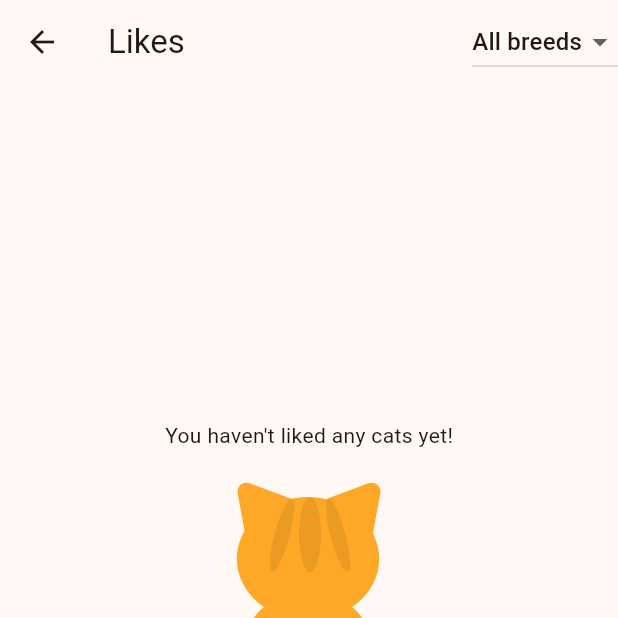
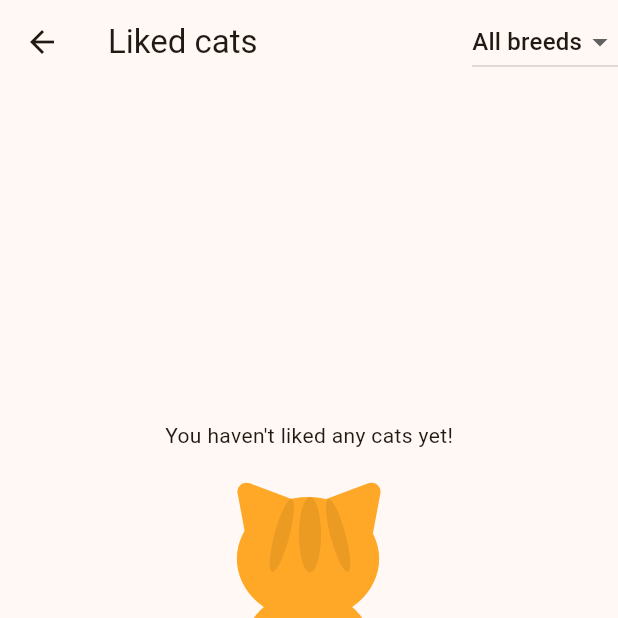
Before and after one commit to makar-with-tea/catinder, a Flutter app: the LikedCatsScreen screen opened directly with empty values, on a phone screen of 412 x 824 dp, the top half of it. Run offline on Flutter 3.47's test engine with Material 3 defaults, Android fonts, the phone set to English and light mode, and no system bars; our stand-ins replace cached_network_image, flutter_bloc, flutter_dotenv, flutter_secure_storage, flutter_svg, get_it; accounts and stored records are empty; generated files the repository leaves out were written again; network calls fail.

Commit message:
updated liked cats text

```diff
--- a/lib/l10n/intl_en.arb
+++ b/lib/l10n/intl_en.arb
@@ -27,8 +27,8 @@
   "tagsTitle": "Tags",
   "moreInfoTitle": "More info",
   "kittyBackDescription": "A drawing of the cat's back with a tail",
-  "likedCatsButton": "My cats",
-  "likedCatsTitle": "Likes",
+  "likedCatsButton": "Liked cats",
+  "likedCatsTitle": "Liked cats",
   "likedCatsEmpty": "You haven't liked any cats yet!",
   "likedCatsErrorTitle": "Error",
   "likedCatsErrorMessage": "Failed to load your liked cats. Please try later.",
--- a/lib/presentation/screens/home_screen.dart
+++ b/lib/presentation/screens/home_screen.dart
@@ -94,7 +94,7 @@ class HomeScreen extends StatelessWidget {
                         );
                       },
                       icon: const Icon(Icons.favorite),
-                      label: Text(S.of(context).likedCatsTitle),
+                      label: Text(S.of(context).likedCatsButton),
                       style: ElevatedButton.styleFrom(
                         padding: const EdgeInsets.symmetric(
                           horizontal: 24,
```
